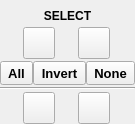
Above: src/schrodinger/sketcher/ui/select_options_widget.ui from schrodinger/sketcher before the change. Below: the same form after it.
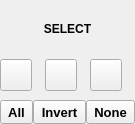
That is the form after the change. Icons and pictures are not drawn. Custom widgets are drawn as their Qt base class.

Commit message:
SKETCH-2711: Rearrange selection tools in side bar (#276)
* Linked Case: SKETCH-2711

### Description
Removed the second selection tool, and moved the move and erase tools up
into the "SELECT" section. Goal is to make more room for the impending
Atom/Mono toggle coming to the palette.

### Testing Done
Tested manually; sent Laura a screenshot.

---------

```diff
--- a/src/schrodinger/sketcher/ui/select_options_widget.ui
+++ b/src/schrodinger/sketcher/ui/select_options_widget.ui
@@ -50,7 +50,7 @@
       <set>Qt::AlignCenter</set>
      </property>
      <property name="margin">
-      <number>3</number>
+      <number>5</number>
      </property>
     </widget>
    </item>
@@ -60,7 +60,7 @@
       <number>0</number>
      </property>
      <item>
-      <widget class="schrodinger::sketcher::ModularToolButton" name="select_tool_btn_1">
+      <widget class="schrodinger::sketcher::ModularToolButton" name="select_tool_btn">
        <property name="maximumSize">
         <size>
          <width>32</width>
@@ -72,8 +72,8 @@
        </property>
        <property name="iconSize">
         <size>
-         <width>32</width>
-         <height>32</height>
+         <width>26</width>
+         <height>26</height>
         </size>
        </property>
        <property name="checkable">
@@ -85,28 +85,84 @@
       </widget>
      </item>
      <item>
-      <widget class="schrodinger::sketcher::ModularToolButton" name="select_tool_btn_2">
-       <property name="maximumSize">
-        <size>
-         <width>32</width>
-         <height>32</height>
-        </size>
-       </property>
-       <property name="toolTip">
-        <string/>
-       </property>
-       <property name="iconSize">
-        <size>
-         <width>32</width>
-         <height>32</height>
-        </size>
-       </property>
-       <property name="checkable">
-        <bool>true</bool>
-       </property>
-       <attribute name="buttonGroup">
-        <string notr="true">select_tool_group</string>
-       </attribute>
+      <widget class="QFrame" name="move_frame">
+       <layout class="QHBoxLayout" name="horizontalLayout">
+        <property name="spacing">
+         <number>0</number>
+        </property>
+        <property name="leftMargin">
+         <number>0</number>
+        </property>
+        <property name="topMargin">
+         <number>0</number>
+        </property>
+        <property name="rightMargin">
+         <number>0</number>
+        </property>
+        <property name="bottomMargin">
+         <number>0</number>
+        </property>
+        <item>
+         <widget class="QToolButton" name="move_rotate_btn">
+          <property name="maximumSize">
+           <size>
+            <width>32</width>
+            <height>32</height>
+           </size>
+          </property>
+          <property name="toolTip">
+           <string>Rotate and translate structure</string>
+          </property>
+          <property name="icon">
+           <iconset resource="../sketcher.qrc">
+            <normaloff>:/icons/select_move_rotate.svg</normaloff>
+            <disabledoff>:/icons/select_move_rotate_dis.svg</disabledoff>:/icons/select_move_rotate.svg</iconset>
+          </property>
+          <property name="iconSize">
+           <size>
+            <width>30</width>
+            <height>30</height>
+           </size>
+          </property>
+          <property name="checkable">
+           <bool>true</bool>
+          </property>
+          <attribute name="buttonGroup">
+           <string notr="true">move_tool_group</string>
+          </attribute>
+         </widget>
+        </item>
+        <item>
+         <widget class="QToolButton" name="erase_btn">
+          <property name="maximumSize">
+           <size>
+            <width>32</width>
+            <height>32</height>
+           </size>
+          </property>
+          <property name="toolTip">
+           <string>Erase</string>
+          </property>
+          <property name="icon">
+           <iconset resource="../sketcher.qrc">
+            <normaloff>:/icons/mode_erase.svg</normaloff>
+            <disabledoff>:/icons/mode_erase_dis.svg</disabledoff>:/icons/mode_erase.svg</iconset>
+          </property>
+          <property name="iconSize">
+           <size>
+            <width>30</width>
+            <height>30</height>
+           </size>
+          </property>
+          <property name="checkable">
+           <bool>true</bool>
+          </property>
+          <attribute name="buttonGroup">
+           <string notr="true">erase_tool_group</string>
+          </attribute>
+         </widget>
+        </item>
+       </layout>
       </widget>
      </item>
     </layout>
@@ -184,94 +240,6 @@
      </item>
     </layout>
    </item>
-   <item>
-    <widget class="Line" name="line">
-     <property name="orientation">
-      <enum>Qt::Horizontal</enum>
-     </property>
-    </widget>
-   </item>
-   <item>
-    <widget class="QFrame" name="move_frame">
-     <layout class="QHBoxLayout" name="horizontalLayout">
-      <property name="spacing">
-       <number>0</number>
-      </property>
-      <property name="leftMargin">
-       <number>0</number>
-      </property>
-      <property name="topMargin">
-       <number>0</number>
-      </property>
-      <property name="rightMargin">
-       <number>0</number>
-      </property>
-      <property name="bottomMargin">
-       <number>0</number>
-      </property>
-      <item>
-       <widget class="QToolButton" name="move_rotate_btn">
-        <property name="maximumSize">
-         <size>
-          <width>32</width>
-          <height>32</height>
-         </size>
-        </property>
-        <property name="toolTip">
-         <string>Rotate and translate structure</string>
-        </property>
-        <property name="icon">
-         <iconset resource="../sketcher.qrc">
-          <normaloff>:/icons/select_move_rotate.svg</normaloff>
-          <disabledoff>:/icons/select_move_rotate_dis.svg</disabledoff>:/icons/select_move_rotate.svg</iconset>
-        </property>
-        <property name="iconSize">
-         <size>
-          <width>32</width>
-          <height>32</height>
-         </size>
-        </property>
-        <property name="checkable">
-         <bool>true</bool>
-        </property>
-        <attribute name="buttonGroup">
-         <string notr="true">move_tool_group</string>
-        </attribute>
-       </widget>
-      </item>
-      <item>
-       <widget class="QToolButton" name="erase_btn">
-        <property name="maximumSize">
-         <size>
-          <width>32</width>
-          <height>32</height>
-         </size>
-        </property>
-        <property name="toolTip">
-         <string>Erase</string>
-        </property>
-        <property name="icon">
-         <iconset resource="../sketcher.qrc">
-          <normaloff>:/icons/mode_erase.svg</normaloff>
-          <disabledoff>:/icons/mode_erase_dis.svg</disabledoff>:/icons/mode_erase.svg</iconset>
-        </property>
-        <property name="iconSize">
-         <size>
-          <width>32</width>
-          <height>32</height>
-         </size>
-        </property>
-        <property name="checkable">
-         <bool>true</bool>
-        </property>
-        <attribute name="buttonGroup">
-         <string notr="true">erase_tool_group</string>
-        </attribute>
-       </widget>
-      </item>
-     </layout>
-    </widget>
-   </item>
   </layout>
  </widget>
  <customwidgets>
```
The commit also changes 6 other files.
